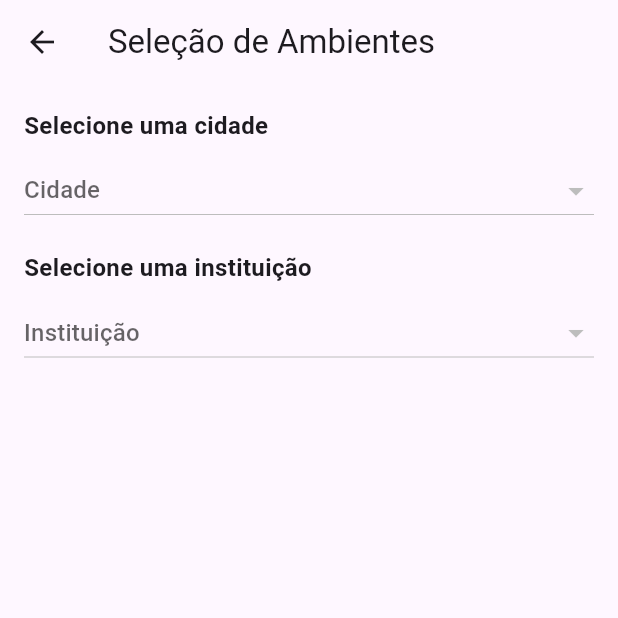
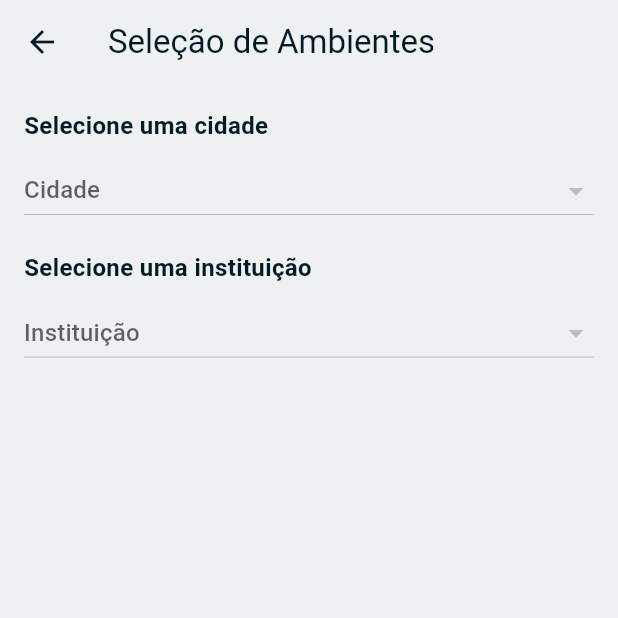
Before and after one commit to pedzero/Air_Quality_Data_APP, a Flutter app: the SelectionScreen screen opened directly, on a phone screen of 412 x 824 dp, the top half of it. Run offline on Flutter 3.47's test engine with Material 3 defaults, Android fonts, the light colour scheme and no system bars; our stand-ins replace fl_chart, flutter_dotenv, flutter_local_notifications, google_fonts, shared_preferences; missing offline and left inert: workmanager; accounts and stored records are empty; network calls fail; Roboto replaces fonts that are missing (Aldrich).

Commit message:
feat: add theme

```diff
--- a/lib/main.dart
+++ b/lib/main.dart
@@ -2,6 +2,7 @@ import 'package:flutter/material.dart';
 import 'package:flutter_dotenv/flutter_dotenv.dart';
 import 'package:provider/provider.dart';
 
+import 'package:air_quality_data_app/ui/theme.dart';
 import 'package:air_quality_data_app/core/services/notification_service.dart';
 import 'package:air_quality_data_app/core/services/workmanager_service.dart';
 import 'package:air_quality_data_app/core/providers/favorites_provider.dart';
@@ -31,11 +32,11 @@ class MyApp extends StatelessWidget {
         ChangeNotifierProvider(create: (_) => DetailsProvider()),
       ],
       child: MaterialApp(
-        title: 'Air Quality App',
-        theme: ThemeData(
-          primarySwatch: Colors.blue,
-        ),
-        home: const FavoritesView(),
+      title: 'Air Quality App',
+      theme: MistySeaTheme.lightTheme,
+      darkTheme: MistySeaTheme.darkTheme,
+      themeMode: ThemeMode.system,
+      home: const FavoritesView(),
       ),
     );
   }
--- /dev/null
+++ b/lib/ui/theme.dart
@@ -0,0 +1,191 @@
+import 'package:flutter/material.dart';
+import 'package:google_fonts/google_fonts.dart';
+
+abstract class MistySeaColors {
+  static const Color baseDark = Color(0xFF011C27);
+  static const Color baseLight = Color(0xFFEEF0F2);
+
+  static const List<Color> valueGradient = [
+    Color(0xFF00A86B),
+    Color(0xFFFFD700),
+    Color(0xFFFF8C00),
+    Color(0xFFDC143C),
+    Color(0xFF8B008B),
+  ];
+
+  static const Color primary = Color(0xFF0E7490);
+  static const Color secondary = Color(0xFF6DD5ED);
+  static const Color tertiary = Color(0xFF76B041);
+
+  static const Color textLight = Color(0xFF011C27);
+  static const Color textDark = Color(0xFFFFFFFF);
+
+  static const Color cardLight = Color(0xFFFFFFFF);
+  static const Color cardDark = Color(0xFF1B2D36);
+
+  static const Color error = Color(0xFFB00020); // Standard error red
+}
+
+class MistySeaTheme {
+  static final String? fontFamily = GoogleFonts.aldrich().fontFamily;
+
+  static ThemeData get lightTheme => ThemeData(
+        useMaterial3: true,
+        brightness: Brightness.light,
+        primaryColor: MistySeaColors.primary,
+        scaffoldBackgroundColor: MistySeaColors.baseLight,
+        fontFamily: fontFamily,
+        appBarTheme: const AppBarTheme(
+          backgroundColor: Colors.transparent,
+          foregroundColor: MistySeaColors.textLight,
+          elevation: 0,
+        ),
+        cardTheme: const CardTheme(
+          color: MistySeaColors.cardLight,
+          shadowColor: Colors.black12,
+          elevation: 4,
+        ),
+        colorScheme: const ColorScheme.light(
+          primary: MistySeaColors.primary,
+          secondary: MistySeaColors.secondary,
+          tertiary: MistySeaColors.tertiary,
+          error: MistySeaColors.error,
+          surface: MistySeaColors.baseLight,
+          onPrimary: Colors.white,
+          onSecondary: MistySeaColors.textLight,
+          onError: Colors.white,
+          onSurface: MistySeaColors.textLight,
+        ),
+        textTheme: const TextTheme(
+          displayLarge:
+              TextStyle(fontSize: 57, color: MistySeaColors.textLight),
+          displayMedium:
+              TextStyle(fontSize: 45, color: MistySeaColors.textLight),
+          displaySmall:
+              TextStyle(fontSize: 36, color: MistySeaColors.textLight),
+          headlineLarge: TextStyle(fontSize: 32, fontWeight: FontWeight.bold),
+          headlineMedium: TextStyle(fontSize: 28),
+          headlineSmall: TextStyle(fontSize: 24),
+          titleLarge: TextStyle(fontSize: 22),
+          titleMedium: TextStyle(fontSize: 16),
+          titleSmall: TextStyle(fontSize: 14),
+          bodyLarge: TextStyle(fontSize: 16),
+          bodyMedium: TextStyle(fontSize: 14),
+          bodySmall: TextStyle(fontSize: 12),
+          labelLarge: TextStyle(fontSize: 14),
+          labelMedium: TextStyle(fontSize: 12),
+          labelSmall: TextStyle(fontSize: 10),
+        ),
+        inputDecorationTheme: InputDecorationTheme(
+          border: OutlineInputBorder(
+            borderSide: const BorderSide(color: MistySeaColors.primary),
+            borderRadius: BorderRadius.circular(8.0),
+          ),
+          enabledBorder: OutlineInputBorder(
+            borderSide: const BorderSide(color: MistySeaColors.secondary),
+          ),
+          focusedBorder: OutlineInputBorder(
+            borderSide: const BorderSide(color: MistySeaColors.primary),
+          ),
+          errorBorder: OutlineInputBorder(
+            borderSide: const BorderSide(color: MistySeaColors.error),
+          ),
+          focusedErrorBorder: OutlineInputBorder(
+            borderSide: const BorderSide(color: MistySeaColors.error),
+          ),
+          floatingLabelStyle: const TextStyle(color: MistySeaColors.primary),
+        ),
+        elevatedButtonTheme: ElevatedButtonThemeData(
+          style: ElevatedButton.styleFrom(
+            backgroundColor: MistySeaColors.primary,
+            foregroundColor: Colors.white,
+            shape:
+                RoundedRectangleBorder(borderRadius: BorderRadius.circular(8)),
+          ),
+        ),
+        textButtonTheme: TextButtonThemeData(
+          style: TextButton.styleFrom(
+            foregroundColor: MistySeaColors.primary,
+          ),
+        ),
+      );
+
+  static ThemeData get darkTheme => ThemeData(
+        useMaterial3: true,
+        brightness: Brightness.dark,
+        primaryColor: MistySeaColors.primary,
+        scaffoldBackgroundColor: MistySeaColors.baseDark,
+        fontFamily: fontFamily,
+        appBarTheme: const AppBarTheme(
+          backgroundColor: Colors.transparent,
+          foregroundColor: MistySeaColors.textDark,
+          elevation: 0,
+        ),
+        cardTheme: const CardTheme(
+          color: MistySeaColors.cardDark,
+          shadowColor: Colors.black54,
+          elevation: 4,
+        ),
+        colorScheme: const ColorScheme.dark(
+          primary: MistySeaColors.primary,
+          secondary: MistySeaColors.secondary,
+          tertiary: MistySeaColors.tertiary,
+          error: MistySeaColors.error,
+          surface: MistySeaColors.baseDark,
+          onPrimary: Colors.white,
+          onSecondary: MistySeaColors.textDark,
+          onError: Colors.white,
+          onSurface: MistySeaColors.textDark,
+        ),
+        textTheme: const TextTheme(
+          displayLarge: TextStyle(fontSize: 57, color: MistySeaColors.textDark),
+          displayMedium:
+              TextStyle(fontSize: 45, color: MistySeaColors.textDark),
+          displaySmall: TextStyle(fontSize: 36, color: MistySeaColors.textDark),
+          headlineLarge: TextStyle(fontSize: 32, fontWeight: FontWeight.bold),
+          headlineMedium: TextStyle(fontSize: 28),
+          headlineSmall: TextStyle(fontSize: 24),
+          titleLarge: TextStyle(fontSize: 22),
+          titleMedium: TextStyle(fontSize: 16),
+          titleSmall: TextStyle(fontSize: 14),
+          bodyLarge: TextStyle(fontSize: 16),
+          bodyMedium: TextStyle(fontSize: 14),
+          bodySmall: TextStyle(fontSize: 12),
+          labelLarge: TextStyle(fontSize: 14),
+          labelMedium: TextStyle(fontSize: 12),
+          labelSmall: TextStyle(fontSize: 10),
+        ),
+        inputDecorationTheme: InputDecorationTheme(
+          border: OutlineInputBorder(
+            borderSide: const BorderSide(color: MistySeaColors.primary),
+            borderRadius: BorderRadius.circular(8.0),
+          ),
+          enabledBorder: OutlineInputBorder(
+            borderSide: const BorderSide(color: MistySeaColors.secondary),
+          ),
+          focusedBorder: OutlineInputBorder(
+            borderSide: const BorderSide(color: MistySeaColors.primary),
+          ),
+          errorBorder: OutlineInputBorder(
+            borderSide: const BorderSide(color: MistySeaColors.error),
+          ),
+          focusedErrorBorder: OutlineInputBorder(
+            borderSide: const BorderSide(color: MistySeaColors.error),
+          ),
+          floatingLabelStyle: const TextStyle(color: MistySeaColors.primary),
+        ),
+        elevatedButtonTheme: ElevatedButtonThemeData(
+          style: ElevatedButton.styleFrom(
+            backgroundColor: MistySeaColors.primary,
+            foregroundColor: Colors.white,
+            shape:
+                RoundedRectangleBorder(borderRadius: BorderRadius.circular(8)),
+          ),
+        ),
+        textButtonTheme: TextButtonThemeData(
+          style: TextButton.styleFrom(
+            foregroundColor: MistySeaColors.secondary,
+          ),
+        ),
+      );
+}
--- a/pubspec.yaml
+++ b/pubspec.yaml
@@ -42,6 +42,7 @@ dependencies:
   fl_chart: ^0.69.2
   workmanager: ^0.5.2
   flutter_local_notifications: ^18.0.1
+  google_fonts: ^6.2.1
 
 dev_dependencies:
   flutter_test:
```
Also changed, not shown: pubspec.lock, 1 other file.
